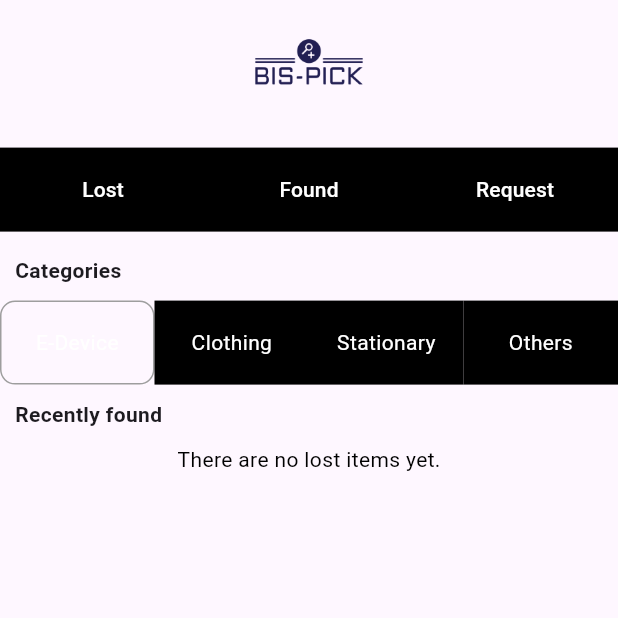
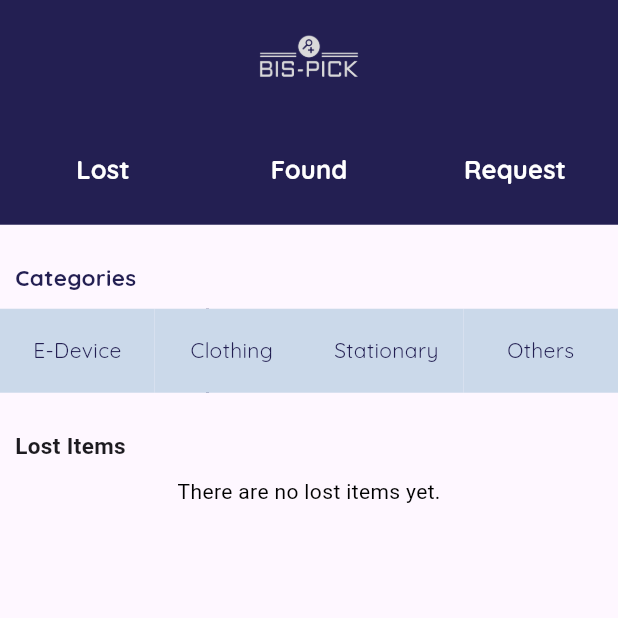
Before and after one commit to bispick-logncoding/bispick, a Flutter app: the MainPage screen opened by its route, on a phone screen of 412 x 824 dp, the top half of it. Run offline on Flutter 3.47's test engine with Material 3 defaults, Android fonts, the phone set to English and light mode, and no system bars; our stand-ins replace camera, cloud_firestore, firebase_core, firebase_storage, flutter_dotenv, google_fonts and 1 more; missing offline and left inert: dart:html; accounts and stored records are empty; statements that could not run were skipped.

Commit message:
update main page

```diff
--- a/lib/pages/home.dart
+++ b/lib/pages/home.dart
@@ -1,5 +1,6 @@
 import 'package:bispick/lostitemCRUD/CRUD.dart';
 import 'package:bispick/pages/itemsdetail.dart';
+import 'package:bispick/styles/AppColors.dart';
 import 'package:flutter/cupertino.dart';
 import 'package:flutter/material.dart';
 import 'package:flutter/rendering.dart';
@@ -37,27 +38,35 @@ class _MainPageState extends State<MainPage> {
           width: MediaQuery.of(context).size.width,
           child: Column(mainAxisAlignment: MainAxisAlignment.center, children: [
               Expanded(
+                flex: 2,
+                child: Container(
+                    color: AppColors.primary,
+                  child: Column(
+                      children: [
+                        Expanded(
                             flex: 1,
-              child: Image.asset('assets/bispick.png'),
+                            child:Image.asset(
+                              'assets/bispick-white.png',
+
+                            )
                         ),
                         Expanded(
-              flex: 9,
-              child: Column(
-                children: [
-                  Row(
+                            flex: 1,
+                            child: Row(
+
                               children: [
                                 Container(
                                   height: 56,
                                   width: MediaQuery.of(context).size.width / 3,
                                   margin: EdgeInsets.symmetric(vertical: 16),
-                        color: Colors.black,
+                                  color: AppColors.primary,
                                   child: TextButton(
                                     onPressed: () {
                                       Navigator.of(context).pushNamed('allLostItemsView');
                                     },
                                     child: Text(
                                       "Lost",
-                            style: TextStyle(color: Colors.white),
+                                      style: TextStyle(color: Colors.white, fontFamily: "Quicksand", fontSize: 17, fontWeight: FontWeight.bold),
                                     ),
                                   ),
                                 ),
@@ -65,14 +74,14 @@ class _MainPageState extends State<MainPage> {
                                   height: 56,
                                   width: MediaQuery.of(context).size.width / 3,
                                   margin: EdgeInsets.symmetric(vertical: 16),
-                        color: Colors.black,
+                                  color: AppColors.primary,
                                   child: TextButton(
                                     onPressed: () {
                                       Navigator.of(context).pushNamed('cameraView');
                                     },
                                     child: Text(
                                       "Found",
-                            style: TextStyle(color: Colors.white),
+                                      style: TextStyle(color: Colors.white, fontFamily: "Quicksand", fontSize: 17, fontWeight: FontWeight.bold),
                                     ),
                                   ),
                                 ),
@@ -80,44 +89,66 @@ class _MainPageState extends State<MainPage> {
                                   height: 56,
                                   width: MediaQuery.of(context).size.width / 3,
                                   margin: EdgeInsets.symmetric(vertical: 16),
-                        color: Colors.black,
+                                  color: AppColors.primary,
                                   child: TextButton(
                                     onPressed: () {
                                       Navigator.of(context).pushNamed('requestView');
                                     },
                                     child: Text(
                                       "Request",
-                            style: TextStyle(color: Colors.white),
+                                      style: TextStyle(color: Colors.white, fontFamily: "Quicksand", fontSize: 17, fontWeight: FontWeight.bold),
                                     ),
                                   ),
+                                )
+                              ],
+                            )
+                        )
+
+                      ]
+                  )
+                )
+
             ),
-                    ],
-                  ),
+            Expanded(
+              flex: 9,
+              child: Column(
+                children: [
                   Container(
                     width: MediaQuery.of(context).size.width,
                     child: Text(
                       "Categories",
-                      style: TextStyle(fontWeight: FontWeight.bold),
+                      style: TextStyle(fontWeight: FontWeight.bold, fontSize: 15, fontFamily: "Quicksand", color: AppColors.primary),
                     ),
+                    margin: EdgeInsets.only(top: 25),
                     padding: EdgeInsets.only(left: 10, bottom: 10),
+                  ),
+                  Stack(
+                    children: [
+                      Positioned(
+                        top:0,
+                          bottom: 0,
+                          left: MediaQuery.of(context).size.width / 3,
+                          child: Container(
+                            height: 40,
+                            width: 2,
+                            color: AppColors.primary,
+                          )
                       ),
                       Row(
                         children: [
+
                           GestureDetector(
                             onTap: () {
                               Navigator.of(context).pushNamed('edeviceView');
                             },
                             child: Container(
-                          decoration: BoxDecoration(
-                            borderRadius: BorderRadius.circular(10),
-                            border: Border.all(color: Colors.grey, width: 1),
-                          ),
                               alignment: Alignment.center,
                               height: 56,
                               width: MediaQuery.of(context).size.width / 4,
+                              color: AppColors.secondary,
                               child: Text(
                                 "E-Device",
-                            style: TextStyle(color: Colors.white),
+                                style: TextStyle(color: AppColors.primary, fontFamily: "Quicksand"),
                               ),
                             ),
                           ),
@@ -129,10 +160,10 @@ class _MainPageState extends State<MainPage> {
                               alignment: Alignment.center,
                               height: 56,
                               width: MediaQuery.of(context).size.width / 4,
-                          color: Colors.black,
+                              color: AppColors.secondary,
                               child: Text(
                                 "Clothing",
-                            style: TextStyle(color: Colors.white),
+                                style: TextStyle(color: AppColors.primary, fontFamily: "Quicksand"),
                               ),
                             ),
                           ),
@@ -144,10 +175,10 @@ class _MainPageState extends State<MainPage> {
                                 alignment: Alignment.center,
                                 height: 56,
                                 width: MediaQuery.of(context).size.width / 4,
-                            color: Colors.black,
+                                color: AppColors.secondary,
                                 child: Text(
                                   "Stationary",
-                              style: TextStyle(color: Colors.white),
+                                  style: TextStyle(color: AppColors.primary, fontFamily: "Quicksand"),
                                 )),
                           ),
                           GestureDetector(
@@ -158,20 +189,23 @@ class _MainPageState extends State<MainPage> {
                               alignment: Alignment.center,
                               height: 56,
                               width: MediaQuery.of(context).size.width / 4,
-                          color: Colors.black,
+                              color: AppColors.secondary,
                               child: Text(
                                 "Others",
-                            style: TextStyle(color: Colors.white),
+                                style: TextStyle(color: AppColors.primary, fontFamily: "Quicksand"),
                               ),
                             ),
                           ),
                         ],
+                      )
+                    ],
                   ),
                   Container(
                       width: MediaQuery.of(context).size.width,
+                      margin: EdgeInsets.only(top: 15),
                       child: Text(
-                        "Recently found",
-                        style: TextStyle(fontWeight: FontWeight.bold),
+                        "Lost Items",
+                        style: TextStyle(fontWeight: FontWeight.bold, fontSize: 15),
                       ),
                       padding: EdgeInsets.only(left: 10, bottom: 10, top: 10)),
                   StreamBuilder<QuerySnapshot>(
--- a/pubspec.yaml
+++ b/pubspec.yaml
@@ -81,6 +81,7 @@ flutter:
   # To add assets to your application, add an assets section, like this:
   assets:
     - assets/bispick.png
+    - assets/bispick-white.png
 
   # An image asset can refer to one or more resolution-specific "variants", see
   # https://flutter.dev/assets-and-images/#resolution-aware
```
Also changed, not shown: assets/bispick-white.png (added). Lines whose indentation alone changed are shown as unchanged.
